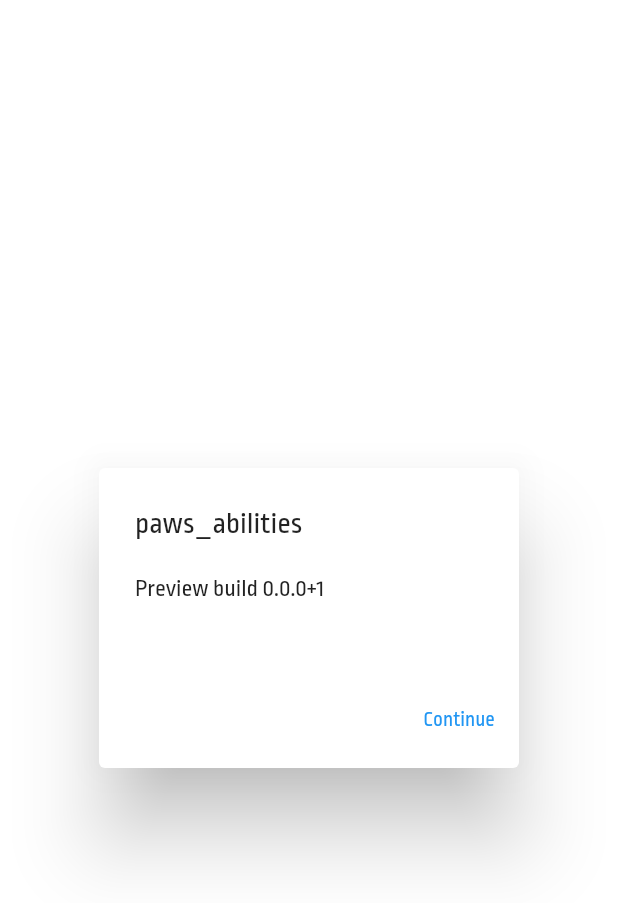
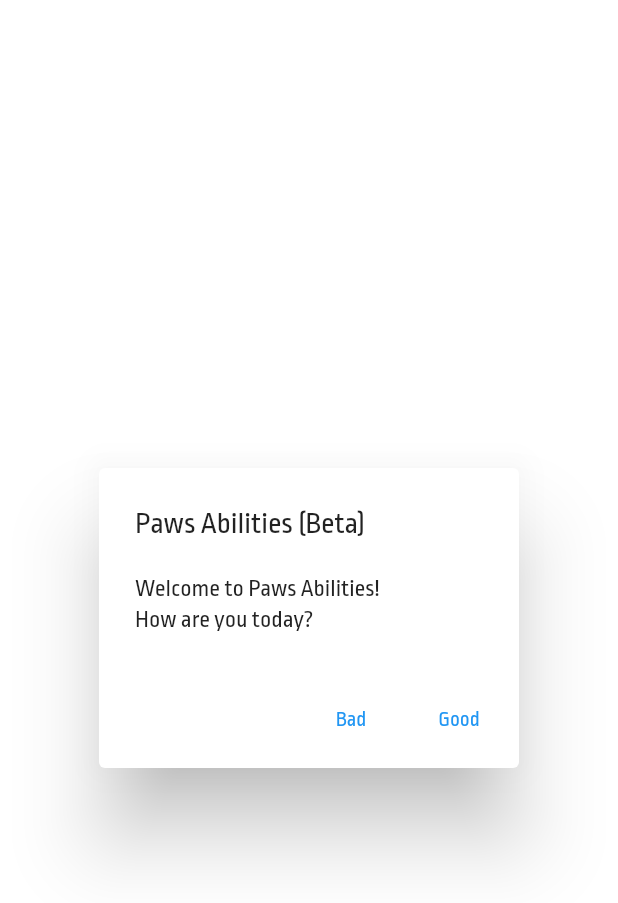
Before and after one commit to frc4039/InnovationChallenge2021, a Flutter app: the screen it shows after launch, on a phone screen of 412 x 824 dp. Shown: the top 903 px of the screen. Run offline on Flutter 3.47's test engine with Material 2 defaults, Android fonts, the phone set to English and light mode, and no system bars; our stand-ins replace flutter_local_notifications, percent_indicator.

Commit message:
getHelpFile and removed version info from welcome screen

```diff
--- a/lib/main.dart
+++ b/lib/main.dart
@@ -7,6 +7,7 @@ import 'dart:io';
 
 import 'welcomeFile.dart' as welcomeFile;
 import 'taskFile.dart' as taskFile;
+import 'getHelpFile.dart' as getHelpFile;
 
 int selectedIndex = 0;
 
--- a/lib/welcomeFile.dart
+++ b/lib/welcomeFile.dart
@@ -2,10 +2,10 @@ import 'package:flutter/cupertino.dart';
 import 'package:flutter/material.dart';
 import 'package:flutter/rendering.dart';
 import 'package:intl/intl.dart';
-import 'package:package_info/package_info.dart';
 
 import 'main.dart' as mainFile;
 import 'taskFile.dart' as taskFile;
+import 'getHelpFile.dart' as getHelpFile;
 
 class StatelessWelcomePage extends StatelessWidget {
   @override
@@ -27,25 +27,10 @@ class WelcomePage extends StatefulWidget {
 }
 
 class _WelcomePageState extends State<WelcomePage> {
-  PackageInfo _packageInfo = PackageInfo(
-    appName: 'Unknown',
-    packageName: 'Unknown',
-    version: 'Unknown',
-    buildNumber: 'Unknown',
-  );
-
   @override
   void initState() {
     super.initState();
-    _initPackageInfo();
     widget.storage.load(false);
-  }
-
-  Future<void> _initPackageInfo() async {
-    final PackageInfo info = await PackageInfo.fromPlatform();
-    setState(() {
-      _packageInfo = info;
-    });
   }
 
   String timeDay = DateFormat.jm().format(DateTime.now()).toString() +
@@ -55,19 +40,16 @@ class _WelcomePageState extends State<WelcomePage> {
   @override
   Widget build(BuildContext context) {
     return AlertDialog(
-      title: Text(_packageInfo.appName),
-      content: Text("Preview build " +
-          _packageInfo.version +
-          "+" +
-          _packageInfo.buildNumber +
-          "\n" +
-          _packageInfo.packageName),
+      title: Text("Paws Abilities (Beta)"),
+      content: Text("Welcome to Paws Abilities!" + "\n" + "How are you today?"),
       actions: <Widget>[
         TextButton(
-          onPressed: () {
-            runApp(taskFile.StatelessTaskPage());
-          },
-          child: const Text('Continue'),
+          onPressed: () => runApp(getHelpFile.StatelessGetHelpPage()),
+          child: const Text('Bad'),
+        ),
+        TextButton(
+          onPressed: () => runApp(taskFile.StatelessTaskPage()),
+          child: const Text('Good'),
         ),
       ],
     );
--- a/pubspec.yaml
+++ b/pubspec.yaml
@@ -15,7 +15,7 @@ publish_to: 'none' # Remove this line if you wish to publish to pub.dev
 # In iOS, build-name is used as CFBundleShortVersionString while build-number used as CFBundleVersion.
 # Read more about iOS versioning at
 # https://developer.apple.com/library/archive/documentation/General/Reference/InfoPlistKeyReference/Articles/CoreFoundationKeys.html
-version: 0.0.0+1
+version: 0.0.1+1
 
 environment:
   sdk: ">=2.7.0 <3.0.0"
@@ -25,8 +25,8 @@ dependencies:
   percent_indicator: "^2.1.7+2"
   path_provider: ^2.0.2
   shared_preferences: ^2.0.6
-  package_info: ^2.0.2
   flutter_local_notifications: ^6.0.0
+  url_launcher: ^6.0.12
   flutter:
     sdk: flutter
 
```
Also changed, not shown: lib/getHelpFile.dart (added, +122 -0 lines).
